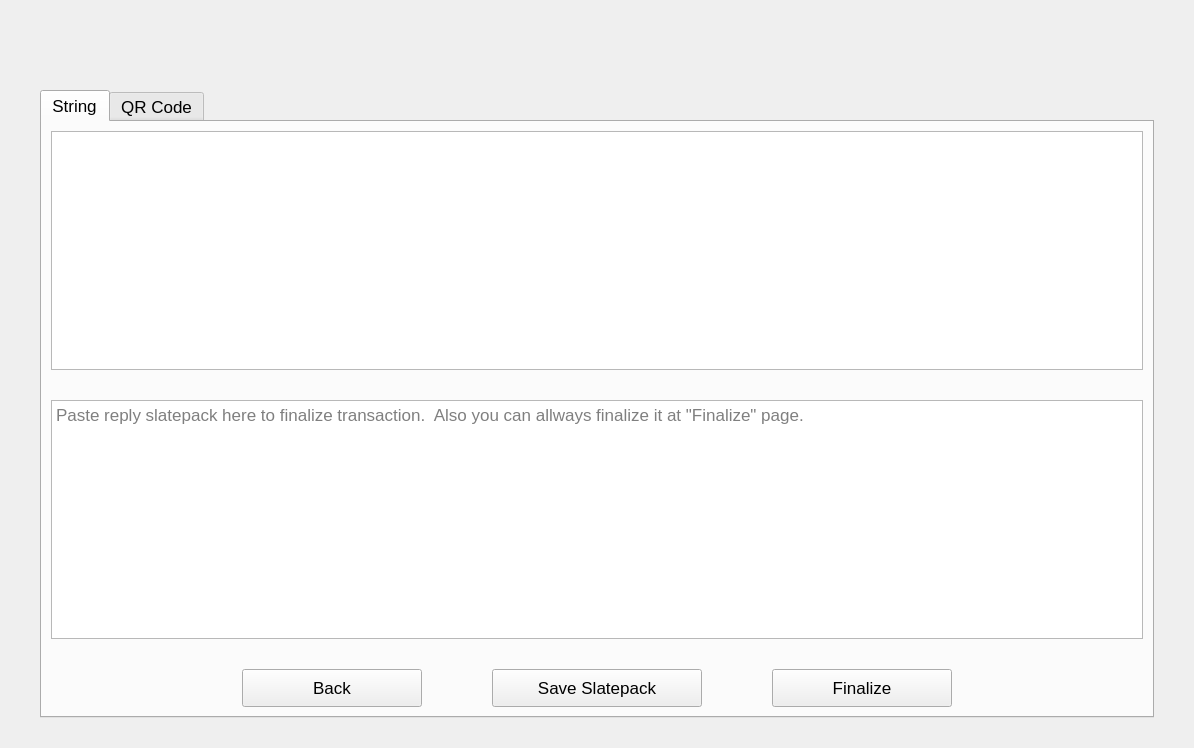
Qt form windows_desktop/g_resultedslatepack_w.ui (0xkobe/mwc-wallet) before a commit.
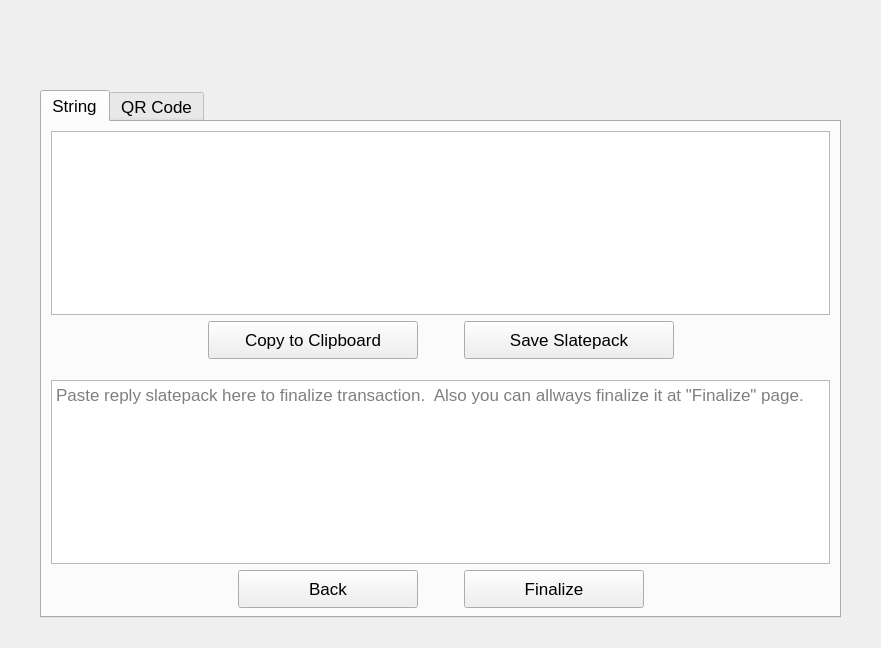
The same form after that commit. Custom widgets are drawn as their Qt base class.

Commit message: https://github.com/mwcproject/mwc-qt-wallet/issues/711 - add "Copy to clipboard" button

```diff
--- a/windows_desktop/g_resultedslatepack_w.ui
+++ b/windows_desktop/g_resultedslatepack_w.ui
@@ -6,14 +6,14 @@
    <rect>
     <x>0</x>
     <y>0</y>
-    <width>1194</width>
-    <height>748</height>
+    <width>881</width>
+    <height>648</height>
    </rect>
   </property>
   <property name="windowTitle">
    <string>Form</string>
   </property>
-  <layout class="QVBoxLayout" name="verticalLayout_4" stretch="0">
+  <layout class="QVBoxLayout" name="verticalLayout_4">
    <property name="spacing">
     <number>3</number>
    </property>
@@ -69,10 +69,7 @@
       <attribute name="title">
        <string>String</string>
       </attribute>
-      <layout class="QVBoxLayout" name="verticalLayout" stretch="1,1,0">
-       <property name="spacing">
-        <number>30</number>
-       </property>
+      <layout class="QVBoxLayout" name="verticalLayout" stretch="1,0,1,0">
        <item>
         <widget class="QTextEdit" name="slatepackContent">
          <property name="sizePolicy">
@@ -114,6 +111,111 @@
          </property>
         </widget>
        </item>
+       <item>
+        <layout class="QHBoxLayout" name="horizontalLayout_3">
+         <property name="bottomMargin">
+          <number>15</number>
+         </property>
+         <item>
+          <spacer name="horizontalSpacer_8">
+           <property name="orientation">
+            <enum>Qt::Horizontal</enum>
+           </property>
+           <property name="sizeHint" stdset="0">
+            <size>
+             <width>40</width>
+             <height>20</height>
+            </size>
+           </property>
+          </spacer>
+         </item>
+         <item>
+          <widget class="control::MwcPushButtonNormal" name="copySlatepackToClipboardBtn">
+           <property name="minimumSize">
+            <size>
+             <width>210</width>
+             <height>38</height>
+            </size>
+           </property>
+           <property name="maximumSize">
+            <size>
+             <width>16777215</width>
+             <height>38</height>
+            </size>
+           </property>
+           <property name="cursor">
+            <cursorShape>PointingHandCursor</cursorShape>
+           </property>
+           <property name="focusPolicy">
+            <enum>Qt::StrongFocus</enum>
+           </property>
+           <property name="toolTip">
+            <string>Copy slatepack into the clipboard.</string>
+           </property>
+           <property name="text">
+            <string>Copy to Clipboard</string>
+           </property>
+          </widget>
+         </item>
+         <item>
+          <spacer name="horizontalSpacer_7">
+           <property name="orientation">
+            <enum>Qt::Horizontal</enum>
+           </property>
+           <property name="sizeType">
+            <enum>QSizePolicy::Fixed</enum>
+           </property>
+           <property name="sizeHint" stdset="0">
+            <size>
+             <width>40</width>
+             <height>23</height>
+            </size>
+           </property>
+          </spacer>
+         </item>
+         <item>
+          <widget class="control::MwcPushButtonNormal" name="saveSlatepackBtn">
+           <property name="minimumSize">
+            <size>
+             <width>210</width>
+             <height>38</height>
+            </size>
+           </property>
+           <property name="maximumSize">
+            <size>
+             <width>16777215</width>
+             <height>38</height>
+            </size>
+           </property>
+           <property name="cursor">
+            <cursorShape>PointingHandCursor</cursorShape>
+           </property>
+           <property name="focusPolicy">
+            <enum>Qt::StrongFocus</enum>
+           </property>
+           <property name="toolTip">
+            <string>Save the latepack in the file for your records</string>
+           </property>
+           <property name="text">
+            <string>Save Slatepack</string>
+           </property>
+          </widget>
+         </item>
+         <item>
+          <spacer name="horizontalSpacer_9">
+           <property name="orientation">
+            <enum>Qt::Horizontal</enum>
+           </property>
+           <property name="sizeHint" stdset="0">
+            <size>
+             <width>40</width>
+             <height>20</height>
+            </size>
+           </property>
+          </spacer>
+         </item>
+        </layout>
+       </item>
        <item>
         <widget class="QTextEdit" name="finalizeSlatepack">
          <property name="sizePolicy">
@@ -214,50 +316,6 @@
            </property>
           </spacer>
          </item>
-         <item>
-          <widget class="control::MwcPushButtonNormal" name="saveSlatepackBtn">
-           <property name="minimumSize">
-            <size>
-             <width>210</width>
-             <height>38</height>
-            </size>
-           </property>
-           <property name="maximumSize">
-            <size>
-             <width>16777215</width>
-             <height>38</height>
-            </size>
-           </property>
-           <property name="cursor">
-            <cursorShape>PointingHandCursor</cursorShape>
-           </property>
-           <property name="focusPolicy">
-            <enum>Qt::StrongFocus</enum>
-           </property>
-           <property name="toolTip">
-            <string>Save the latepack in the file for your records</string>
-           </property>
-           <property name="text">
-            <string>Save Slatepack</string>
-           </property>
-          </widget>
-         </item>
-         <item>
-          <spacer name="horizontalSpacer_7">
-           <property name="orientation">
-            <enum>Qt::Horizontal</enum>
-           </property>
-           <property name="sizeType">
-            <enum>QSizePolicy::Fixed</enum>
-           </property>
-           <property name="sizeHint" stdset="0">
-            <size>
-             <width>40</width>
-             <height>20</height>
-            </size>
-           </property>
-          </spacer>
-         </item>
          <item>
           <widget class="control::MwcPushButtonNormal" name="finalizeSlatepackBtn">
            <property name="minimumSize">
```
Left out of the diff: 31 changed lines with no effect on the pictures. The commit also changes 4 other files.
